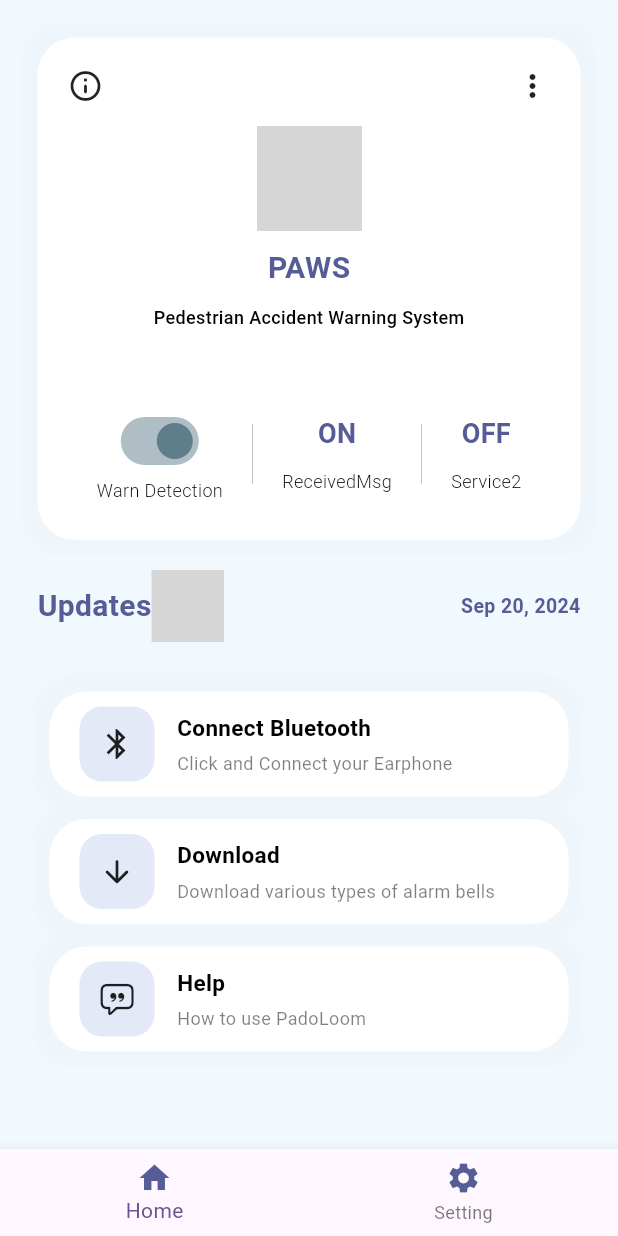
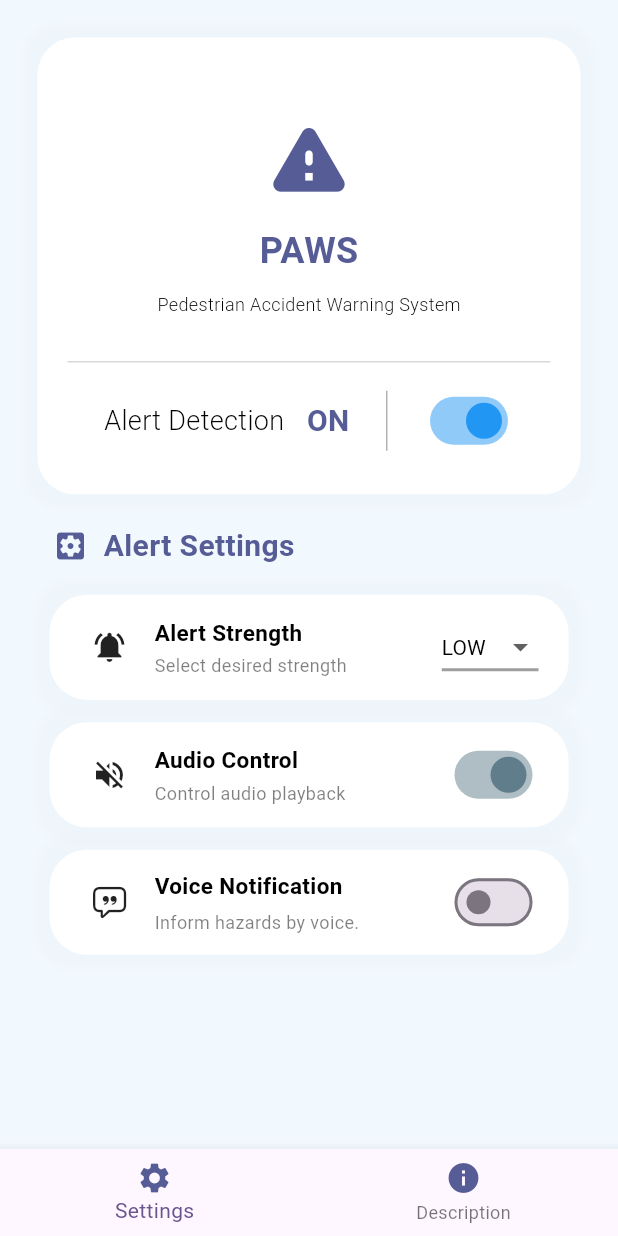
Before and after one commit to PadoLoom/paws_dev, a Flutter app: the screen it shows after launch, on a phone screen of 412 x 824 dp. Run offline on Flutter 3.47's test engine with Material 3 defaults, Android fonts, the phone set to English and light mode, and no system bars; grey boxes are pictures that could not be loaded.

Commit message:
UI Clean

```diff
--- /dev/null
+++ b/lib/api/playback_control.dart
@@ -0,0 +1,36 @@
+import 'package:flutter/material.dart';
+
+class PlaybackControlSwitch extends StatefulWidget {
+  const PlaybackControlSwitch({super.key});
+
+  @override
+  State<PlaybackControlSwitch> createState() => _PlaybackControlSwitchState();
+}
+
+class _PlaybackControlSwitchState extends State<PlaybackControlSwitch> {
+  bool isAct = true;
+
+  void playbackControl(enable) {
+    if (enable) {
+    } else {}
+  }
+
+  @override
+  Widget build(BuildContext context) {
+    return Switch(
+      value: isAct,
+      activeColor: Colors.blueGrey,
+      onChanged: (bool value) {
+        if (!value) {
+          playbackControl(true);
+        } else {
+          playbackControl(false);
+        }
+
+        setState(() {
+          isAct = value;
+        });
+      },
+    );
+  }
+}
--- /dev/null
+++ b/lib/api/type_select.dart
@@ -0,0 +1,41 @@
+import 'package:flutter/material.dart';
+
+const List<String> typeList = <String>['LOW', 'NORM', 'HIGH'];
+
+class DropdownButtonExample extends StatefulWidget {
+  const DropdownButtonExample({super.key});
+
+  @override
+  State<DropdownButtonExample> createState() => _DropdownButtonExampleState();
+}
+
+class _DropdownButtonExampleState extends State<DropdownButtonExample> {
+  String dropdownValue = typeList.first;
+
+  @override
+  Widget build(BuildContext context) {
+    return DropdownButton<String>(
+      value: dropdownValue,
+      icon: const Icon(Icons.arrow_drop_down),
+      autofocus: true,
+      elevation: 16,
+      style: const TextStyle(color: Colors.black),
+      underline: Container(
+        height: 2,
+        color: Colors.grey,
+      ),
+      onChanged: (String? value) {
+        // This is called when the user selects an item.
+        setState(() {
+          dropdownValue = value!;
+        });
+      },
+      items: typeList.map<DropdownMenuItem<String>>((String value) {
+        return DropdownMenuItem<String>(
+          value: value,
+          child: Text(value),
+        );
+      }).toList(),
+    );
+  }
+}
--- a/lib/native_call/service_switch.dart
+++ b/lib/native_call/service_switch.dart
@@ -38,8 +38,8 @@ class _ServiceSwitchState extends State<ServiceSwitch> {
   Widget build(BuildContext context) {
     return Switch(
       value: isAct,
-      focusColor: Colors.blue,
-      activeColor: Colors.blueGrey,
+      focusColor: Colors.redAccent,
+      activeColor: Colors.blue,
       onChanged: (bool value) {
         if (!value) {
           stopReceiver();
--- /dev/null
+++ b/lib/tab/home/components/main_container.dart
@@ -0,0 +1,49 @@
+import 'package:flutter/material.dart';
+import 'package:paws_dev/theme/colors.dart';
+
+class MainBox extends StatelessWidget {
+  const MainBox({super.key});
+
+  @override
+  Widget build(BuildContext context) {
+    var size = MediaQuery.of(context).size;
+    return Column(
+      children: [
+        const SizedBox(
+          width: 70,
+          height: 70,
+          child: Icon(
+            Icons.warning_rounded,
+            color: mainFontColor,
+            size: 60.0,
+          ),
+        ),
+        const SizedBox(
+          height: 10,
+        ),
+        SizedBox(
+          width: (size.width - 40) * 0.6,
+          child: const Column(
+            children: [
+              Text(
+                "PAWS",
+                style: TextStyle(
+                    fontSize: 24,
+                    fontWeight: FontWeight.bold,
+                    color: mainFontColor),
+              ),
+              SizedBox(
+                height: 10,
+              ),
+              Text(
+                "Pedestrian Accident Warning System",
+                style: TextStyle(
+                    fontSize: 12, fontWeight: FontWeight.w300, color: black),
+              ),
+            ],
+          ),
+        )
+      ],
+    );
+  }
+}
--- a/lib/tab/home/home_page.dart
+++ b/lib/tab/home/home_page.dart
@@ -1,8 +1,10 @@
 import 'package:flutter/material.dart';
 import 'package:flutter/cupertino.dart';
+import 'package:paws_dev/api/playback_control.dart';
+import 'package:paws_dev/api/type_select.dart';
 import 'package:paws_dev/native_call/service_switch.dart';
+import 'package:paws_dev/tab/home/components/main_container.dart';
 import 'package:paws_dev/theme/colors.dart';
-import 'package:icon_badge/icon_badge.dart';
 import 'dart:developer' as developer;
 
 class HomePage extends StatefulWidget {
@@ -53,124 +55,52 @@ class _HomePageState extends State<HomePage> {
                 children: [
                   const Row(
                     mainAxisAlignment: MainAxisAlignment.spaceBetween,
-                    children: [
-                      Icon(Icons.info_outline_rounded),
-                      Icon(Icons.more_vert)
-                    ],
+                  ),
+                  const SizedBox(
+                    height: 25,
+                  ),
+                  const MainBox(),
+                  const SizedBox(
+                    height: 30,
+                  ),
+                  Container(
+                    height: 0.5,
+                    color: black.withOpacity(0.3),
                   ),
                   const SizedBox(
                     height: 15,
                   ),
-                  Column(
-                    children: [
-                      Container(
-                        width: 70,
-                        height: 70,
-                        decoration: const BoxDecoration(
-                            shape: BoxShape.circle,
-                            image: DecorationImage(
-                                image: NetworkImage(
-                                    "https://t3.ftcdn.net/jpg/05/71/34/86/360_F_571348658_ujNgZEKzN3TUyQtfc671WuMD1zvGiJbB.jpg"),
-                                fit: BoxFit.cover)),
-                      ),
-                      const SizedBox(
-                        height: 10,
-                      ),
-                      SizedBox(
-                        width: (size.width - 40) * 0.6,
-                        child: const Column(
-                          children: [
-                            Text(
-                              "PAWS",
-                              style: TextStyle(
-                                  fontSize: 20,
-                                  fontWeight: FontWeight.bold,
-                                  color: mainFontColor),
-                            ),
-                            SizedBox(
-                              height: 10,
-                            ),
-                            Text(
-                              "Pedestrian Accident Warning System",
-                              style: TextStyle(
-                                  fontSize: 12,
-                                  fontWeight: FontWeight.w500,
-                                  color: black),
-                            ),
-                          ],
-                        ),
-                      )
-                    ],
-                  ),
-                  const SizedBox(
-                    height: 50,
-                  ),
                   Row(
                     mainAxisAlignment: MainAxisAlignment.spaceEvenly,
                     children: [
-                      const Column(
+                      const Row(
                         children: [
-                          ServiceSwitch(),
                           Text(
-                            "Warn Detection",
+                            "Alert Detection",
                             style: TextStyle(
-                                fontSize: 12,
+                                fontSize: 18,
                                 fontWeight: FontWeight.w300,
                                 color: black),
+                          ),
+                          SizedBox(
+                            width: 15,
+                          ),
+                          Text(
+                            "ON",
+                            style: TextStyle(
+                                fontSize: 20,
+                                fontWeight: FontWeight.w600,
+                                color: mainFontColor),
                           ),
                         ],
                       ),
                       Container(
-                        width: 0.5,
+                        width: 1,
                         height: 40,
                         color: black.withOpacity(0.3),
                       ),
                       const Column(
-                        children: [
-                          Text(
-                            "ON",
-                            style: TextStyle(
-                                fontSize: 18,
-                                fontWeight: FontWeight.w600,
-                                color: mainFontColor),
-                          ),
-                          SizedBox(
-                            height: 10,
-                          ),
-                          Text(
-                            "ReceivedMsg",
-                            style: TextStyle(
-                                fontSize: 12,
-                                fontWeight: FontWeight.w300,
-                                color: black),
-                          ),
-                        ],
-                      ),
-                      Container(
-                        width: 0.5,
-                        height: 40,
-                        color: black.withOpacity(0.3),
-                      ),
-                      const Column(
-                        children: [
-                          Text(
-                            "OFF",
-                            style: TextStyle(
-                                fontSize: 18,
-                                fontWeight: FontWeight.w600,
-                                color: mainFontColor),
-                          ),
-                          SizedBox(
-                            height: 10,
-                          ),
-                          Text(
-                            "Service2",
-                            style: TextStyle(
-                                fontSize: 12,
-                                fontWeight: FontWeight.w300,
-                                color: black),
-                          ),
-                        ],
+                        children: [ServiceSwitch()],
                       ),
                     ],
                   )
@@ -181,8 +111,8 @@ class _HomePageState extends State<HomePage> {
           const SizedBox(
             height: 10,
           ),
-          Padding(
-            padding: const EdgeInsets.only(left: 25, right: 25),
+          const Padding(
+            padding: EdgeInsets.only(left: 25, right: 25),
             child: Row(
               mainAxisAlignment: MainAxisAlignment.spaceBetween,
               children: [
@@ -190,44 +120,28 @@ class _HomePageState extends State<HomePage> {
                   children: [
                     Row(
                       children: [
-                        const Text("Updates",
+                        SizedBox(
+                          width: 10,
+                        ),
+                        Icon(
+                          Icons.settings_applications,
+                          color: mainFontColor,
+                        ),
+                        SizedBox(
+                          width: 10,
+                        ),
+                        Text("Alert Settings",
                             style: TextStyle(
                               fontWeight: FontWeight.bold,
                               fontSize: 20,
                               color: mainFontColor,
                             )),
-                        IconBadge(
-                          icon: const Icon(Icons.notifications_none),
-                          itemCount: 1,
-                          badgeColor: Colors.red,
-                          itemColor: mainFontColor,
-                          hideZero: true,
-                          top: -1,
-                          onTap: () {
-                            developer.log('test');
-                          },
-                        ),
                       ],
                     )
                   ],
                 ),
-                // Text("Overview",
-                //     style: TextStyle(
-                //       fontWeight: FontWeight.bold,
-                //       fontSize: 20,
-                //       color: mainFontColor,
-                //     )),
-                const Text("Sep 20, 2024",
-                    style: TextStyle(
-                      fontWeight: FontWeight.w600,
-                      fontSize: 13,
-                      color: mainFontColor,
-                    )),
               ],
             ),
-          ),
-          const SizedBox(
-            height: 5,
           ),
           Padding(
             padding: const EdgeInsets.all(8.0),
@@ -238,7 +152,7 @@ class _HomePageState extends State<HomePage> {
                     Expanded(
                       child: Container(
                         margin: const EdgeInsets.only(
-                          top: 20,
+                          top: 10,
                           left: 25,
                           right: 25,
                         ),
@@ -255,22 +169,17 @@ class _HomePageState extends State<HomePage> {
                             ]),
                         child: Padding(
                           padding: const EdgeInsets.only(
-                              top: 10, bottom: 10, right: 20, left: 20),
+                              top: 10, bottom: 10, right: 20, left: 15),
                           child: Row(
                             children: [
-                              Container(
+                              const SizedBox(
                                 width: 50,
                                 height: 50,
-                                decoration: BoxDecoration(
-                                  color: arrowbgColor,
-                                  borderRadius: BorderRadius.circular(15),
-                                  // shape: BoxShape.circle
-                                ),
-                                child:
-                                    const Center(child: Icon(Icons.bluetooth)),
+                                child: Center(
+                                    child: Icon(Icons.notifications_active)),
                               ),
                               const SizedBox(
-                                width: 15,
+                                width: 5,
                               ),
                               Expanded(
                                 child: SizedBox(
@@ -282,17 +191,17 @@ class _HomePageState extends State<HomePage> {
                                           CrossAxisAlignment.start,
                                       children: [
                                         const Text(
-                                          "Connect Bluetooth",
+                                          "Alert Strength",
                                           style: TextStyle(
                                               fontSize: 15,
                                               color: black,
                                               fontWeight: FontWeight.bold),
                                         ),
                                         const SizedBox(
-                                          height: 5,
+                                          height: 3,
                                         ),
                                         Text(
-                                          "Click and Connect your Earphone",
+                                          "Select desired strength",
                                           style: TextStyle(
                                               fontSize: 12,
                                               color: black.withOpacity(0.5),
@@ -301,6 +210,7 @@ class _HomePageState extends State<HomePage> {
                                       ]),
                                 ),
                               ),
+                              const DropdownButtonExample()
                             ],
                           ),
                         ),
@@ -333,22 +243,16 @@ class _HomePageState extends State<HomePage> {
                             ]),
                         child: Padding(
                           padding: const EdgeInsets.only(
-                              top: 10, bottom: 10, right: 20, left: 20),
+                              top: 10, bottom: 10, right: 20, left: 15),
                           child: Row(
                             children: [
-                              Container(
+                              const SizedBox(
                                 width: 50,
                                 height: 50,
-                                decoration: BoxDecoration(
-                                  color: arrowbgColor,
-                                  borderRadius: BorderRadius.circular(15),
-                                  // shape: BoxShape.circle
-                                ),
-                                child: const Center(
-                                    child: Icon(Icons.arrow_downward_rounded)),
+                                child: Center(child: Icon(Icons.volume_off)),
                               ),
                               const SizedBox(
-                                width: 15,
+                                width: 5,
                               ),
                               Expanded(
                                 child: SizedBox(
@@ -360,17 +264,17 @@ class _HomePageState extends State<HomePage> {
                                           CrossAxisAlignment.start,
                                       children: [
                                         const Text(
-                                          "Download",
+                                          "Audio Control",
                                           style: TextStyle(
                                               fontSize: 15,
                                               color: black,
                                               fontWeight: FontWeight.bold),
                                         ),
                                         const SizedBox(
-                                          height: 5,
+                                          height: 3,
                                         ),
                                         Text(
-                                          "Download various types of alarm bells",
+                                          "Control audio playback",
                                           style: TextStyle(
                                               fontSize: 12,
                                               color: black.withOpacity(0.5),
@@ -379,6 +283,7 @@ class _HomePageState extends State<HomePage> {
                                       ]),
                                 ),
                               ),
+                              const PlaybackControlSwitch()
                             ],
                           ),
                         ),
@@ -411,22 +316,17 @@ class _HomePageState extends State<HomePage> {
                             ]),
                         child: Padding(
                           padding: const EdgeInsets.only(
-                              top: 10, bottom: 10, right: 20, left: 20),
+                              top: 10, bottom: 10, right: 20, left: 15),
                           child: Row(
                             children: [
-                              Container(
+                              const SizedBox(
                                 width: 50,
                                 height: 50,
-                                decoration: BoxDecoration(
-                                  color: arrowbgColor,
-                                  borderRadius: BorderRadius.circular(15),
-                                  // shape: BoxShape.circle
-                                ),
-                                child: const Center(
+                                child: Center(
                                     child: Icon(CupertinoIcons.quote_bubble)),
                               ),
                               const SizedBox(
-                                width: 15,
+                                width: 5,
                               ),
                               Expanded(
                                 child: SizedBox(
@@ -438,7 +338,7 @@ class _HomePageState extends State<HomePage> {
                                           CrossAxisAlignment.start,
                                       children: [
                                         const Text(
-                                          "Help",
+                                          "Voice Notification",
                                           style: TextStyle(
                                               fontSize: 15,
                                               color: black,
@@ -448,7 +348,7 @@ class _HomePageState extends State<HomePage> {
                                           height: 5,
                                         ),
                                         Text(
-                                          "How to use PadoLoom",
+                                          "Inform hazards by voice.",
                                           style: TextStyle(
                                               fontSize: 12,
                                               color: black.withOpacity(0.5),
@@ -457,6 +357,11 @@ class _HomePageState extends State<HomePage> {
                                       ]),
                                 ),
                               ),
+                              Switch(
+                                value: false,
+                                onChanged: (value) {},
+                                activeColor: Colors.blueGrey,
+                              )
                             ],
                           ),
                         ),
--- a/lib/tab/tab_page.dart
+++ b/lib/tab/tab_page.dart
@@ -32,17 +32,17 @@ class _TabPageState extends State<TabPage> {
         items: const [
           BottomNavigationBarItem(
             icon: Icon(
-              Icons.home,
+              Icons.settings,
               color: mainFontColor,
             ),
-            label: 'Home',
+            label: 'Settings',
           ),
           BottomNavigationBarItem(
             icon: Icon(
-              Icons.settings,
+              Icons.info,
               color: mainFontColor,
             ),
-            label: 'Setting',
+            label: 'Description',
           ),
         ],
       ),
```
Also changed, not shown: lib/tab/setting/setting_page.dart (+14 -36 lines), 1 other file.
